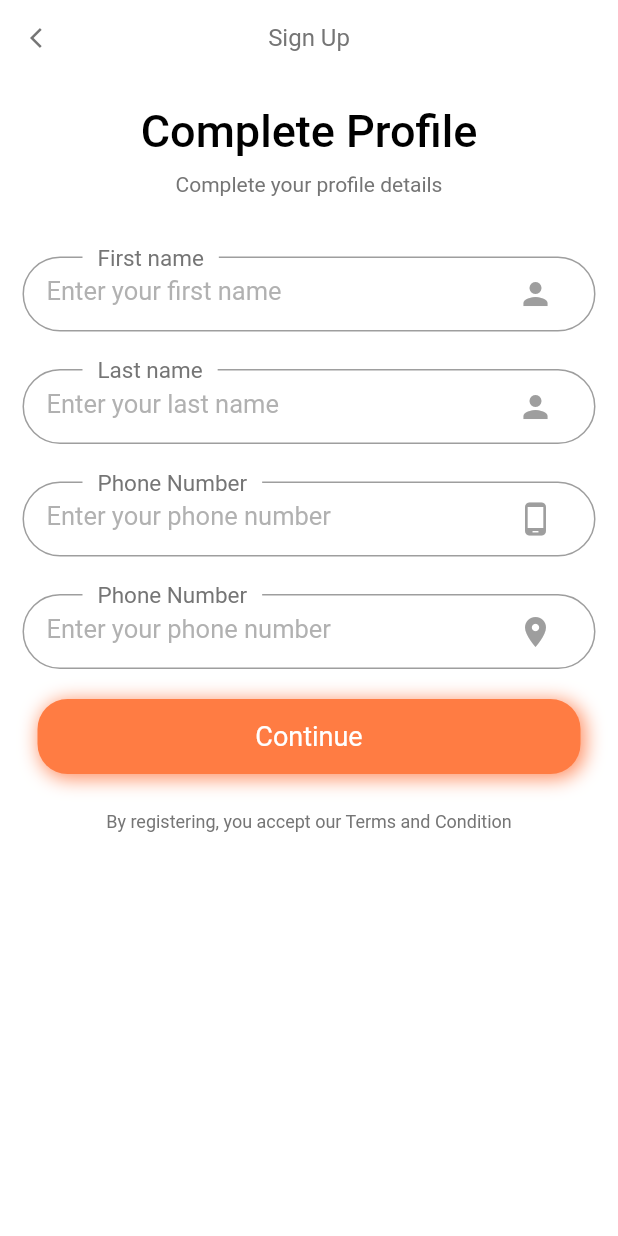
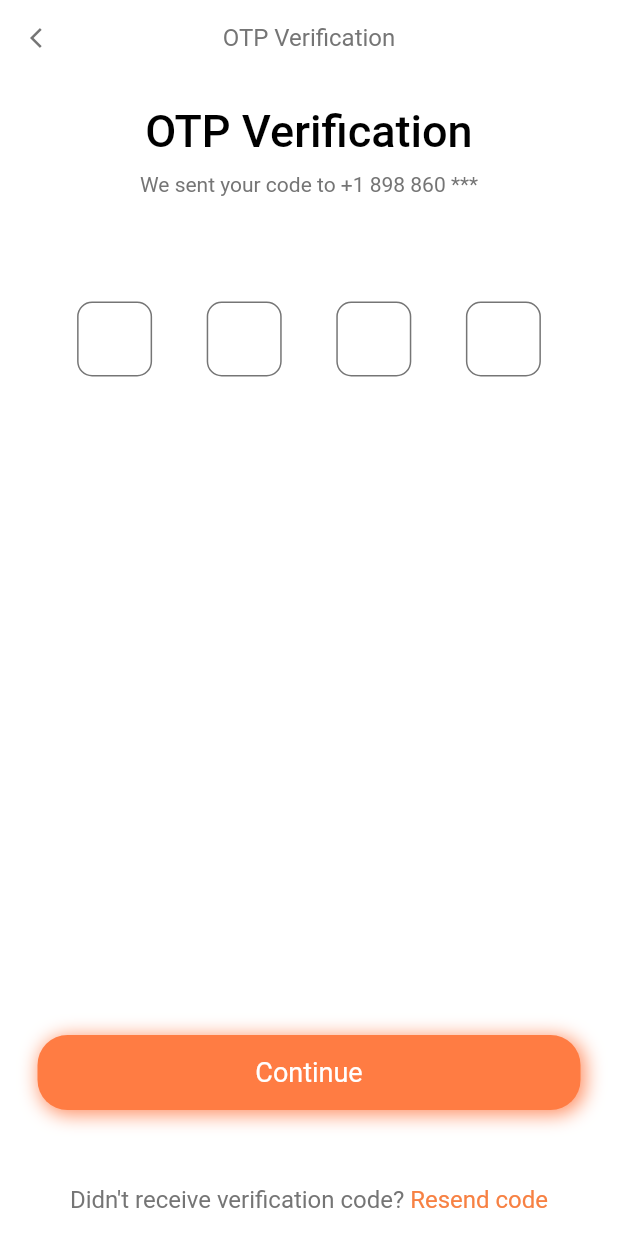
Before and after one commit to YusufAbdelaziz/ecommerce_app, a Flutter app: the CompleteProfilePage screen opened directly, after a tap on "Continue", on a phone screen of 412 x 824 dp. Run offline on Flutter 3.47's test engine with Material 2 defaults, Android fonts, the light colour scheme and no system bars; drawn by our look-alikes of pin_code_fields; our stand-ins replace flare_flutter, introduction_screen, page_transition.

Commit message:
✅ Added OTP verification page ✅ Fixed some issues

```diff
--- a/lib/pages/auth_pages/complete_profile_page.dart
+++ b/lib/pages/auth_pages/complete_profile_page.dart
@@ -5,6 +5,8 @@ import 'package:ecommerce_app/widgets/custom_app_bar.dart';
 import 'package:ecommerce_app/widgets/custom_button.dart';
 import 'package:ecommerce_app/widgets/custom_headers.dart';
 import 'package:ecommerce_app/widgets/custom_text_field.dart';
+import 'package:ecommerce_app/pages/auth_pages/otp_verification_page.dart';
+import 'package:ecommerce_app/widgets/custom_back_button.dart';
 
 class CompleteProfilePage extends StatefulWidget {
   @override
@@ -43,14 +45,7 @@ class _CompleteProfilePageState extends State<CompleteProfilePage> {
         automaticallyImplyLeading: false,
         title: 'Sign Up',
         isTitleCentered: true,
-        leading: IconButton(
-          hoverColor: Colors.transparent,
-          splashColor: Colors.transparent,
-          icon: Icon(Icons.arrow_back_ios),
-          color: Color(0xFF757575),
-          iconSize: 16,
-          onPressed: () => Navigator.of(context).pop(),
-        ),
+        leading: CustomBackButton(),
       ),
       body: Padding(
         padding: const EdgeInsets.symmetric(horizontal: 15.0),
@@ -109,7 +104,7 @@ class _CompleteProfilePageState extends State<CompleteProfilePage> {
                 CustomButton(
                   text: 'Continue',
                   onTap: () => Navigator.of(context).push(
-                      PageTransition(type: PageTransitionType.fade, child: CompleteProfilePage())),
+                      PageTransition(type: PageTransitionType.fade, child: OTPVerificationPage())),
                 ),
                 SizedBox(
                   height: 5,
--- /dev/null
+++ b/lib/pages/auth_pages/otp_verification_page.dart
@@ -0,0 +1,91 @@
+import 'package:flutter/material.dart';
+import 'package:page_transition/page_transition.dart';
+import 'package:pin_code_fields/pin_code_fields.dart';
+
+import 'package:ecommerce_app/pages/auth_pages/success_page.dart';
+import 'package:ecommerce_app/widgets/custom_app_bar.dart';
+import 'package:ecommerce_app/widgets/custom_button.dart';
+import 'package:ecommerce_app/widgets/custom_headers.dart';
+import 'package:ecommerce_app/widgets/sign_up_button.dart';
+
+class OTPVerificationPage extends StatefulWidget {
+  @override
+  _OTPVerificationPageState createState() => _OTPVerificationPageState();
+}
+
+class _OTPVerificationPageState extends State<OTPVerificationPage> {
+  String currentText;
+
+  @override
+  Widget build(BuildContext context) {
+    return Scaffold(
+      backgroundColor: Colors.white,
+      appBar: CustomAppBar(
+        isTitleCentered: true,
+        title: 'OTP Verification',
+        automaticallyImplyLeading: true,
+        leading: IconButton(
+          hoverColor: Colors.transparent,
+          splashColor: Colors.transparent,
+          icon: Icon(Icons.arrow_back_ios),
+          color: Color(0xFF757575),
+          iconSize: 16,
+          onPressed: () => Navigator.of(context).pop(),
+        ),
+      ),
+      resizeToAvoidBottomInset: false,
+      body: Padding(
+        padding: const EdgeInsets.symmetric(horizontal: 15),
+        child: Column(
+          children: <Widget>[
+            CustomHeaders(
+              title: 'OTP Verification',
+              subTitle: 'We sent your code to +1 898 860 ***',
+            ),
+            SizedBox(height: 70),
+            Expanded(
+              child: PinCodeTextField(
+                length: 4,
+                mainAxisAlignment: MainAxisAlignment.spaceEvenly,
+                pinTheme: PinTheme(
+                    shape: PinCodeFieldShape.box,
+                    borderRadius: BorderRadius.circular(10),
+                    fieldHeight: 50,
+                    inactiveColor: Color(0xFF757575),
+                    activeColor: Color(0xFFFF7C43),
+                    selectedColor: Color(0xFFFF7C43),
+                    borderWidth: 1,
+                    fieldWidth: 50),
+                onChanged: (text) {
+                  setState(() {
+                    currentText = text;
+                  });
+                },
+              ),
+            ),
+            CustomButton(
+              text: 'Continue',
+              onTap: () => Navigator.of(context).pushReplacement(PageTransition(
+                  type: PageTransitionType.fade,
+                  child: SuccessPage(
+                    pageTitle: 'Register Succeeded',
+                    appBarTitle: 'Sign Up',
+                  ))),
+            ),
+            SizedBox(
+              height: 30,
+            ),
+            CustomFlatButton(
+              firstText: 'Didn\'t receive verification code? ',
+              secondText: 'Resend code',
+              onTap: () => print('resend pin code'),
+            ),
+            SizedBox(
+              height: 15,
+            ),
+          ],
+        ),
+      ),
+    );
+  }
+}
--- /dev/null
+++ b/lib/widgets/custom_back_button.dart
@@ -0,0 +1,16 @@
+import 'package:flutter/material.dart';
+
+class CustomBackButton extends StatelessWidget {
+  @override
+  Widget build(BuildContext context) {
+    return IconButton(
+      hoverColor: Colors.transparent,
+      highlightColor: Colors.transparent,
+      splashColor: Colors.transparent,
+      icon: Icon(Icons.arrow_back_ios),
+      color: Color(0xFF757575),
+      iconSize: 16,
+      onPressed: () => Navigator.of(context).pop(),
+    );
+  }
+}
--- a/lib/widgets/sign_up_button.dart
+++ b/lib/widgets/sign_up_button.dart
@@ -1,21 +1,26 @@
 import 'package:flutter/material.dart';
 
-class SignUpButton extends StatelessWidget {
+class CustomFlatButton extends StatelessWidget {
   final Function onTap;
+  final String firstText;
+  final String secondText;
 
-  const SignUpButton({@required this.onTap});
+  const CustomFlatButton(
+      {@required this.onTap, @required this.firstText, @required this.secondText});
+
   @override
   Widget build(BuildContext context) {
     return InkWell(
       splashColor: Colors.transparent,
       hoverColor: Colors.transparent,
+      highlightColor: Colors.transparent,
       onTap: onTap,
       child: RichText(
         textAlign: TextAlign.center,
         text: TextSpan(children: [
-          TextSpan(text: 'Don\'t have an account? ', style: Theme.of(context).textTheme.headline3),
+          TextSpan(text: firstText, style: Theme.of(context).textTheme.headline3),
           TextSpan(
-              text: 'Sign Up',
+              text: secondText,
               style: Theme.of(context).textTheme.headline3.copyWith(color: Color(0xFFF78143)))
         ]),
       ),
```
Also changed, not shown: lib/pages/auth_pages/confirm_password_page.dart (+8 -11 lines), lib/pages/auth_pages/forget_password_page.dart (+6 -10 lines), lib/pages/auth_pages/sign_in_page.dart (+12 -10 lines), lib/pages/auth_pages/sign_up_page.dart (+5 -11 lines), lib/pages/auth_pages/success_page.dart (+8 -6 lines), 1 other file.
